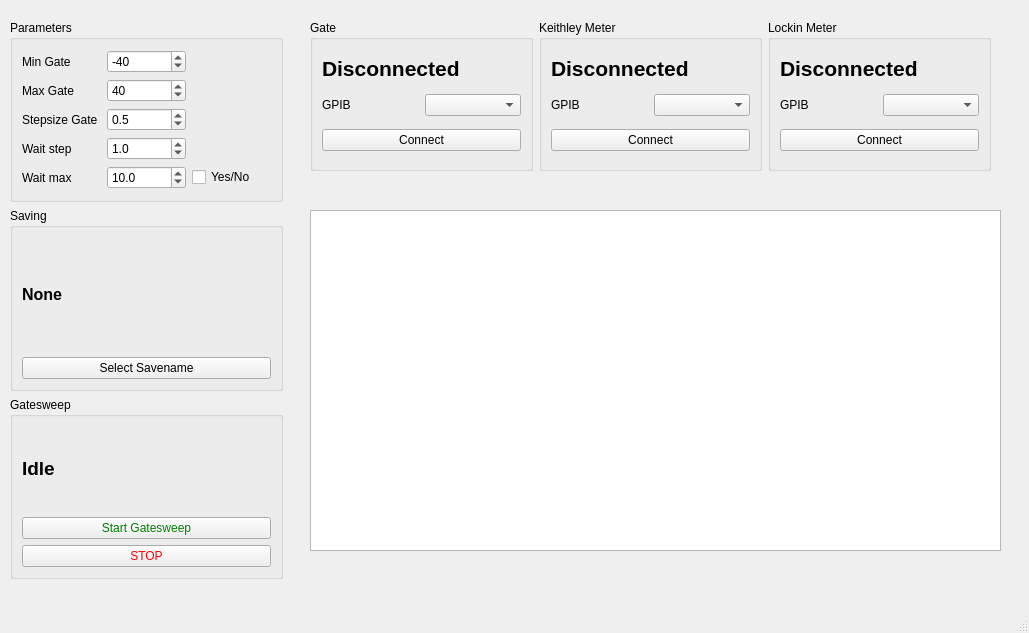
This is Gatesweep.ui in FalconTube/lab_software as Qt 5 draws it before an edit. The edited form follows.
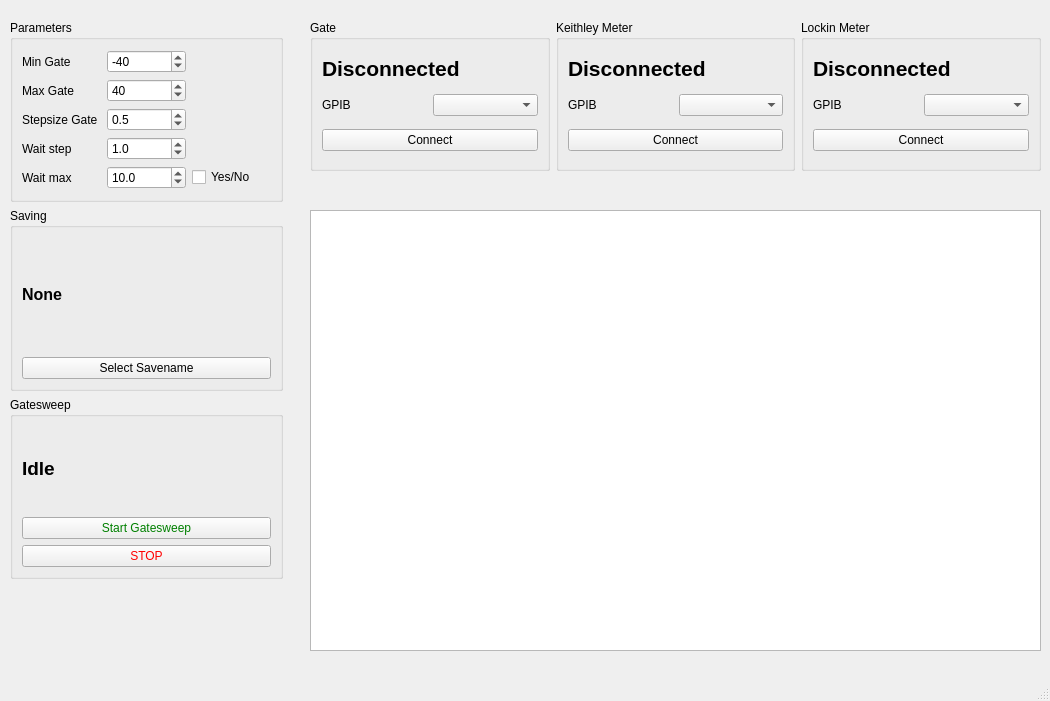
This is the edited form. Custom widgets are drawn as their Qt base class.

Commit message: bugfixes 2nd window

```diff
--- a/Gatesweep.ui
+++ b/Gatesweep.ui
@@ -6,8 +6,8 @@
    <rect>
     <x>0</x>
     <y>0</y>
-    <width>1029</width>
-    <height>633</height>
+    <width>1050</width>
+    <height>701</height>
    </rect>
   </property>
   <property name="windowTitle">
@@ -257,8 +257,8 @@
      <rect>
       <x>310</x>
       <y>210</y>
-      <width>691</width>
-      <height>341</height>
+      <width>731</width>
+      <height>441</height>
      </rect>
     </property>
    </widget>
@@ -267,7 +267,7 @@
      <rect>
       <x>310</x>
       <y>20</y>
-      <width>681</width>
+      <width>731</width>
       <height>151</height>
      </rect>
     </property>
```
Left out of the diff: 2 changed lines with no effect on the pictures. The commit also changes 1 other file.
